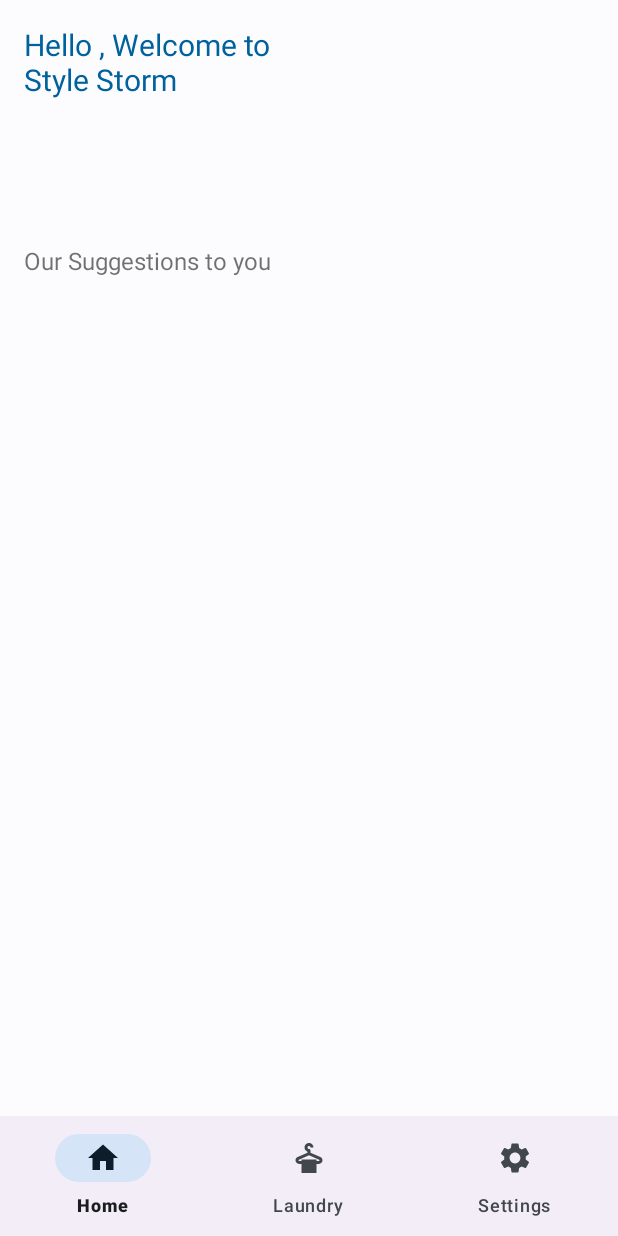
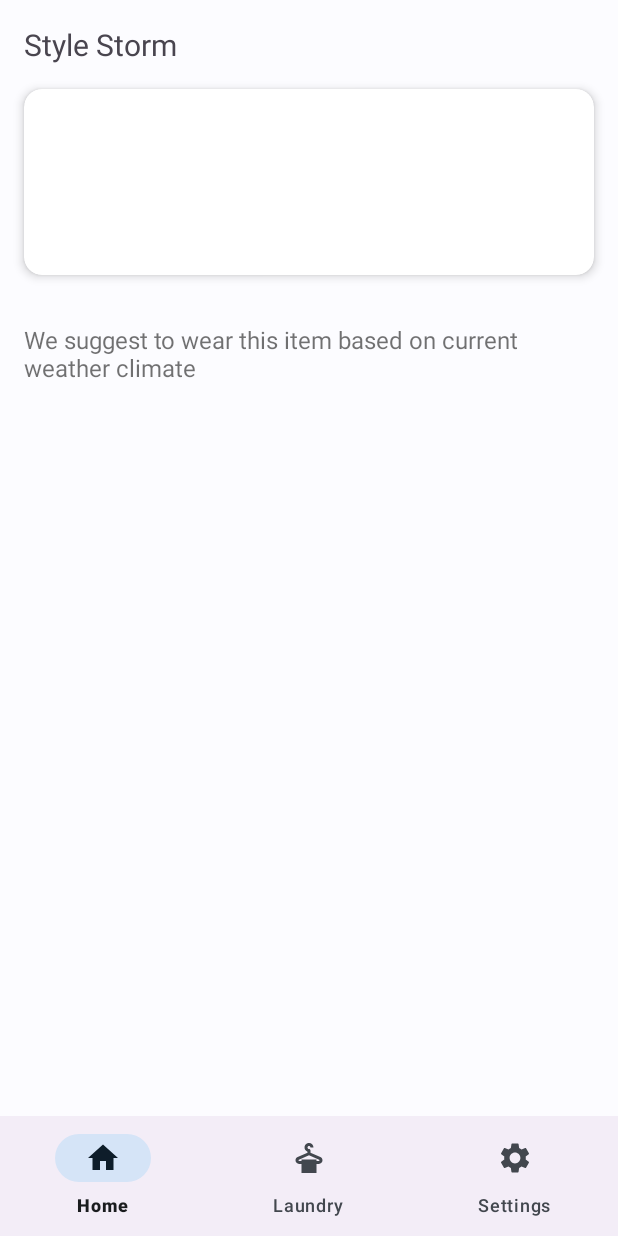
Before and after one commit to ahmednasserzaza/StyleStorm, an Android app: the screen it shows after launch (MainActivity), on a phone screen of 412 x 824 dp. Run offline under Robolectric (Android 15) with nearby library versions, the phone set to English and light mode, and no system bars; our stand-ins replace navigation-ui; pictures from the network do not load.

Commit message:
refactor design in fragment_home.xml

```diff
--- a/app/src/main/java/com/fighter/stylestorm/data/models/Location.kt
+++ b/app/src/main/java/com/fighter/stylestorm/data/models/Location.kt
@@ -5,10 +5,10 @@ import com.google.gson.annotations.SerializedName
 
 data class Location(
     @SerializedName("country") val country: String? = null,
-    @SerializedName("lat") val lat: Double? = null,
+    @SerializedName("lat") val lat: Float? = null,
     @SerializedName("localtime") val localtime: String? = null,
     @SerializedName("localtime_epoch") val localtimeEpoch: Int? = null,
-    @SerializedName("lon") val lon: Double? = null,
+    @SerializedName("lon") val lon: Float? = null,
     @SerializedName("name") val name: String? = null,
     @SerializedName("region") val region: String? = null,
     @SerializedName("tz_id") val tzId: String? = null
--- a/app/src/main/java/com/fighter/stylestorm/ui/home/HomeFragment.kt
+++ b/app/src/main/java/com/fighter/stylestorm/ui/home/HomeFragment.kt
@@ -17,6 +17,7 @@ import com.fighter.stylestorm.databinding.FragmentHomeBinding
 import com.fighter.stylestorm.ui.base.BaseFragment
 import com.fighter.stylestorm.utils.SharedPreferences
 import com.google.android.gms.location.LocationServices
+import com.google.android.material.snackbar.Snackbar
 
 class HomeFragment : BaseFragment<FragmentHomeBinding>(), WeatherCallback {
     private val sharedPreferences by lazy { SharedPreferences(requireContext()) }
@@ -29,6 +30,7 @@ class HomeFragment : BaseFragment<FragmentHomeBinding>(), WeatherCallback {
 
     override fun setUp() {
         requestPermissionFromUser()
+        log("${sharedPreferences.longitude} , ${sharedPreferences.longitude}")
         fetchWeatherData()
     }
 
@@ -79,12 +81,12 @@ class HomeFragment : BaseFragment<FragmentHomeBinding>(), WeatherCallback {
                 if (location != null) {
                     val latitude = location.latitude
                     val longitude = location.longitude
-                    dataManager.saveLocation(latitude , longitude)
                     Network.makeRequestUsingOkhttp(this, longitude, latitude)
+                    dataManager.saveLocation(latitude, longitude)
                 }
             }
             .addOnFailureListener { e ->
-                // Handle the error
+                Snackbar.make(binding.root, e.message.toString(), Snackbar.LENGTH_SHORT).show()
             }
     }
 
@@ -124,11 +126,6 @@ class HomeFragment : BaseFragment<FragmentHomeBinding>(), WeatherCallback {
     @SuppressLint("SetTextI18n")
     private fun initWeather(weatherResponse: WeatherResponse) {
         activity?.runOnUiThread {
-            Toast.makeText(
-                requireContext(),
-                "Success : ${weatherResponse.location?.country}",
-                Toast.LENGTH_LONG
-            ).show()
             binding.apply {
                 textWeatherDegree.text = "${weatherResponse.current?.tempC}°C"
                 textCityName.text = "${weatherResponse.location?.region} , "
@@ -143,7 +140,7 @@ class HomeFragment : BaseFragment<FragmentHomeBinding>(), WeatherCallback {
         }
     }
 
-    companion object{
+    companion object {
         private const val LOCATION_PERMISSION_REQUEST_CODE = 1000
     }
 
--- a/app/src/main/res/layout/fragment_home.xml
+++ b/app/src/main/res/layout/fragment_home.xml
@@ -1,104 +1,122 @@
 <?xml version="1.0" encoding="utf-8"?>
-<androidx.constraintlayout.widget.ConstraintLayout xmlns:android="http://schemas.android.com/apk/res/android"
+<androidx.constraintlayout.widget.ConstraintLayout
+    xmlns:android="http://schemas.android.com/apk/res/android"
+    xmlns:app="http://schemas.android.com/apk/res-auto"
     xmlns:tools="http://schemas.android.com/tools"
     android:layout_width="match_parent"
     android:layout_height="match_parent"
-    xmlns:app="http://schemas.android.com/apk/res-auto"
     tools:context=".ui.home.HomeFragment">
 
     <com.google.android.material.textview.MaterialTextView
         android:id="@+id/text_welcome"
         android:layout_width="wrap_content"
         android:layout_height="wrap_content"
+        android:layout_margin="@dimen/margin_medium"
         android:text="@string/welcome_message"
-        android:textSize="20sp"
+        android:textSize="@dimen/text_giant"
         app:layout_constraintStart_toStartOf="parent"
-        app:layout_constraintTop_toTopOf="parent"
+        app:layout_constraintTop_toTopOf="parent" />
+
+    <com.google.android.material.card.MaterialCardView
+        android:id="@+id/weather_container"
+        android:layout_width="match_parent"
+        android:layout_height="wrap_content"
         android:layout_margin="@dimen/margin_medium"
-        android:textColor="@color/md_theme_light_surfaceTint"
-        />
+        android:backgroundTint="@color/white"
+        app:cardElevation="@dimen/elevation_small"
+        app:layout_constraintEnd_toEndOf="parent"
+        app:layout_constraintStart_toStartOf="parent"
+        app:layout_constraintTop_toBottomOf="@+id/text_welcome"
+        app:strokeWidth="0dp">
+
+        <androidx.constraintlayout.widget.ConstraintLayout
+            android:layout_width="match_parent"
+            android:layout_height="match_parent"
+            android:paddingHorizontal="@dimen/padding_medium"
+            android:paddingVertical="@dimen/padding_large">
+
             <com.google.android.material.textview.MaterialTextView
                 android:id="@+id/text_weather_degree"
                 android:layout_width="wrap_content"
                 android:layout_height="wrap_content"
-        tools:text="24 C"
-        android:textSize="@dimen/text_giant"
-        android:textStyle="bold"
                 android:textColor="@color/black_87"
-        app:layout_constraintTop_toBottomOf="@+id/text_welcome"
+                android:textSize="32sp"
                 app:layout_constraintStart_toStartOf="parent"
-        android:layout_marginStart="@dimen/margin_medium"
-        android:layout_marginTop="@dimen/margin_medium"
-        />
+                app:layout_constraintTop_toTopOf="parent"
+                tools:text="24 C" />
+
             <com.google.android.material.textview.MaterialTextView
                 android:id="@+id/text_city_name"
                 android:layout_width="wrap_content"
                 android:layout_height="wrap_content"
-        tools:text="Cairo , "
+                android:layout_marginTop="@dimen/margin_small"
+                android:textColor="@color/black_60"
                 android:textSize="@dimen/text_large"
-        android:textColor="@color/black_60"
-        android:layout_marginStart="@dimen/margin_medium"
-        android:layout_marginTop="@dimen/margin_small"
+                app:layout_constraintStart_toStartOf="parent"
                 app:layout_constraintTop_toBottomOf="@+id/text_weather_degree"
-        app:layout_constraintStart_toStartOf="parent"
-        />
+                tools:text="Cairo , " />
+
             <com.google.android.material.textview.MaterialTextView
                 android:id="@+id/text_country_name"
                 android:layout_width="wrap_content"
                 android:layout_height="wrap_content"
-        tools:text="Egypt"
+                android:textColor="@color/black_60"
                 android:textSize="@dimen/text_large"
-        android:textColor="@color/black_60"
+                app:layout_constraintBottom_toBottomOf="@+id/text_city_name"
 
+                app:layout_constraintStart_toEndOf="@+id/text_city_name"
                 app:layout_constraintTop_toBottomOf="@+id/text_weather_degree"
-        app:layout_constraintStart_toEndOf="@+id/text_city_name"
                 app:layout_constraintTop_toTopOf="@+id/text_city_name"
-        app:layout_constraintBottom_toBottomOf="@+id/text_city_name"
-        />
-    <ImageView
+                tools:text="Egypt" />
+
+            <com.google.android.material.imageview.ShapeableImageView
                 android:id="@+id/image_weather_state"
                 android:layout_width="48dp"
                 android:layout_height="48dp"
-        tools:srcCompat="@drawable/ic_weather_state"
-        android:layout_marginEnd="@dimen/margin_medium"
+                app:layout_constraintBottom_toBottomOf="@+id/text_weather_degree"
                 app:layout_constraintEnd_toEndOf="parent"
                 app:layout_constraintTop_toTopOf="@+id/text_weather_degree"
-        />
+                tools:srcCompat="@drawable/ic_weather_state" />
+
             <com.google.android.material.textview.MaterialTextView
                 android:id="@+id/text_weather_state"
                 android:layout_width="wrap_content"
                 android:layout_height="wrap_content"
-        tools:text="Raining"
                 android:textColor="@color/black_60"
                 android:textSize="@dimen/text_medium"
-        android:layout_marginTop="@dimen/margin_small"
+                app:layout_constraintBaseline_toBaselineOf="@+id/text_country_name"
+                app:layout_constraintEnd_toEndOf="@+id/image_weather_state"
+                app:layout_constraintStart_toStartOf="@+id/image_weather_state"
                 app:layout_constraintTop_toBottomOf="@+id/image_weather_state"
-        app:layout_constraintEnd_toEndOf="@+id/image_weather_state"
-        />
+                tools:text="Raining" />
+        </androidx.constraintlayout.widget.ConstraintLayout>
+    </com.google.android.material.card.MaterialCardView>
 
     <TextView
         android:id="@+id/text_suggestion_title"
         android:layout_width="wrap_content"
         android:layout_height="wrap_content"
+        android:layout_marginHorizontal="@dimen/margin_medium"
+        android:layout_marginTop="@dimen/margin_giant"
+        android:paddingHorizontal="@dimen/padding_medium"
         android:text="@string/text_suggestion"
+        android:textColor="@color/black_60"
         android:textSize="@dimen/text_medium"
-        android:textColor="@color/black_60"
-        app:layout_constraintTop_toBottomOf="@+id/text_country_name"
-        android:layout_marginStart="@dimen/margin_medium"
-        android:layout_marginTop="@dimen/text_giant"
+        app:layout_constraintEnd_toEndOf="parent"
         app:layout_constraintStart_toStartOf="parent"
-        />
+        app:layout_constraintTop_toBottomOf="@+id/weather_container" />
+
     <com.google.android.material.imageview.ShapeableImageView
         android:id="@+id/image_suggested_item"
-        android:layout_width="300dp"
+        android:layout_width="match_parent"
         android:layout_height="300dp"
-        tools:srcCompat="@drawable/ic_launcher_background"
+        android:layout_marginHorizontal="@dimen/margin_medium"
+        android:layout_marginTop="@dimen/margin_medium"
         android:scaleType="centerCrop"
-        app:shapeAppearanceOverlay="@style/ImageShape"
-        app:layout_constraintTop_toBottomOf="@+id/text_suggestion_title"
         app:layout_constraintEnd_toEndOf="parent"
         app:layout_constraintStart_toStartOf="parent"
-        app:layout_constraintBottom_toBottomOf="parent"
-        />
+        app:layout_constraintTop_toBottomOf="@+id/text_suggestion_title"
+        app:shapeAppearanceOverlay="@style/ImageShape"
+        tools:srcCompat="@drawable/ic_launcher_background" />
 
 </androidx.constraintlayout.widget.ConstraintLayout>
--- a/app/src/main/res/values/strings.xml
+++ b/app/src/main/res/values/strings.xml
@@ -5,7 +5,7 @@
     <string name="home">Home</string>
     <string name="laundry">Laundry</string>
     <string name="settings">Settings</string>
-    <string name="welcome_message">Hello , Welcome to\nStyle Storm</string>
-    <string name="text_suggestion">Our Suggestions to you</string>
+    <string name="welcome_message">Style Storm</string>
+    <string name="text_suggestion">We suggest to wear this item based on current weather climate</string>
     <string name="emptySpace">%d\" \"</string>
 </resources>
```
Lines whose indentation alone changed are shown as unchanged.
